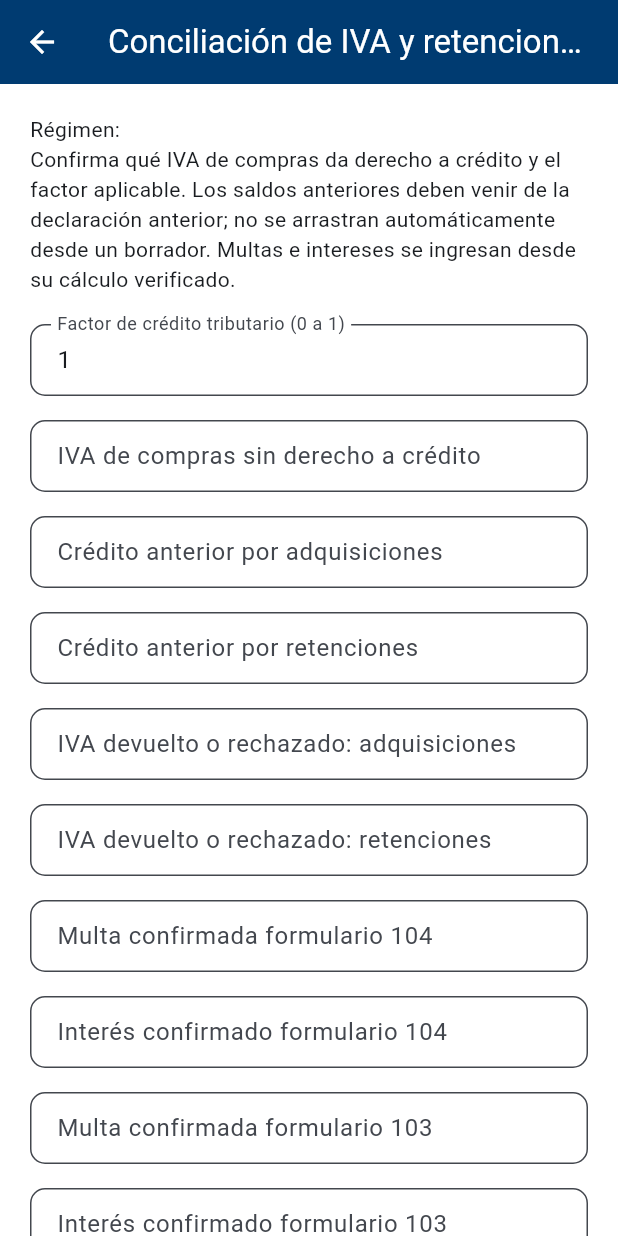
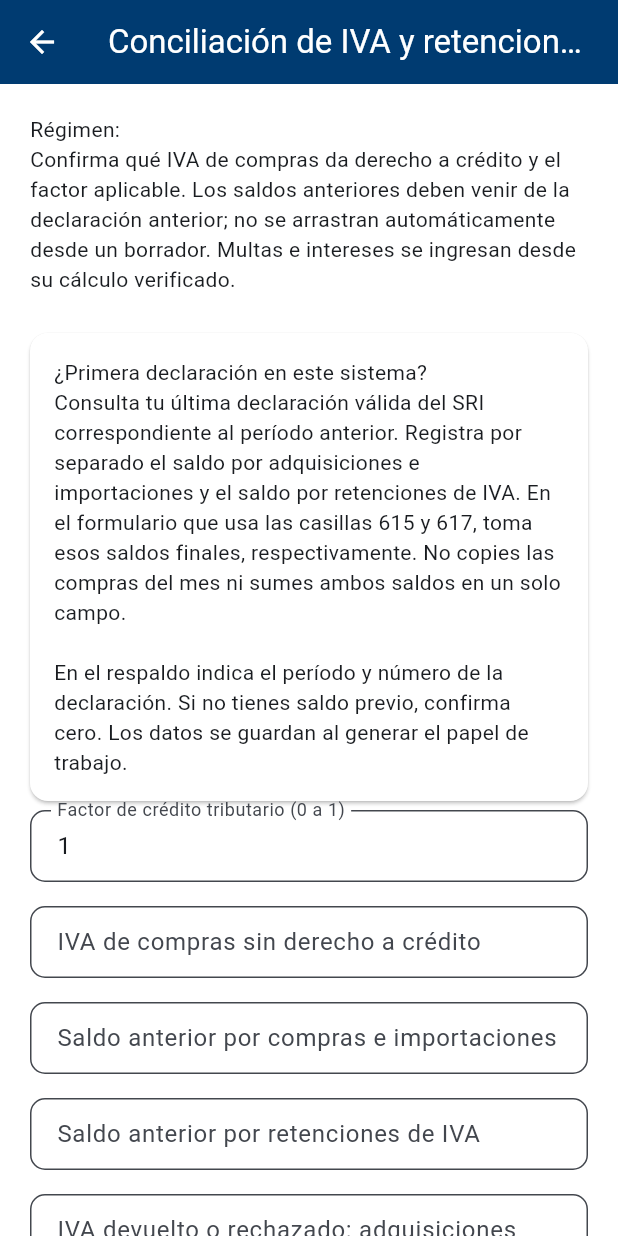
Before and after one commit to avileslucasluis-coder/DECLARACIONES, a Flutter app: the TaxAdjustmentsScreen screen opened directly with empty values, on a phone screen of 412 x 824 dp. Run offline on Flutter 3.47's test engine with Material 3 defaults, Android fonts, the light colour scheme and no system bars; our stand-ins replace file_picker, fl_chart, share_plus, shared_preferences; accounts and stored records are empty.

Commit message:
Mejora saldos iniciales y conserva conciliacion

```diff
--- a/sistema_tributario_rimpe/lib/screens/declaraciones_screen.dart
+++ b/sistema_tributario_rimpe/lib/screens/declaraciones_screen.dart
@@ -34,6 +34,22 @@ class _DeclaracionesScreenState extends State<DeclaracionesScreen> {
 
   Future<void> _conciliar() async {
     if (_seleccionada == null) return;
+    if (_ajustes == null) {
+      try {
+        final companyId = _seleccionada!.id;
+        final mes = _mes, anio = _anio, periodicidad = _periodicidad;
+        final history = await widget.declarations.historial(companyId: companyId, mes: mes, anio: anio, periodicidad: periodicidad);
+        if (!mounted || _seleccionada?.id != companyId || _mes != mes || _anio != anio || _periodicidad != periodicidad) return;
+        if (history.isNotEmpty) {
+          final saved = history.last['snapshot']?['ajustes'];
+          if (saved is Map) _ajustes = saved.map((k,v) => MapEntry(k.toString(), v.toString()));
+        }
+      } on ApiException catch (e) {
+        if (mounted) setState(() => _error = e.mensaje);
+        return;
+      }
+    }
+    if (!mounted) return;
     final result = await Navigator.push<Map<String, String>>(context, MaterialPageRoute(builder: (_) =>
       TaxAdjustmentsScreen(annual: _periodicidad == 'ANUAL', regimen: _seleccionada!.regimen, initial: _ajustes ?? {})));
     if (mounted && result != null) setState(() { _ajustes = result; _resultado = null; });
@@ -299,7 +315,7 @@ class _DeclaracionesScreenState extends State<DeclaracionesScreen> {
                         ),
                         const SizedBox(height: 16),
                         OutlinedButton.icon(onPressed: _ocupado ? null : _conciliar,
-                          icon: const Icon(Icons.edit_note), label: Text(_ajustes == null ? 'Conciliar saldos y ajustes' : 'Conciliación registrada · editar')),
+                          icon: const Icon(Icons.edit_note), label: Text(_ajustes == null ? 'Saldos iniciales y conciliación' : 'Conciliación preparada · editar')),
                         ElevatedButton.icon(
                           onPressed: _ocupado ? null : _generar,
                           icon: _generando
@@ -461,6 +477,8 @@ class _TarjetaDeclaracion extends StatelessWidget {
             _fila('IVA de compras (revisar derecho a crédito tributario)', resultado.totalIvaCompras),
             const SizedBox(height: 8),
             _fila('IVA que te retuvieron en ventas', resultado.totalIvaRetenidoEnVentas),
+            _fila('Saldo anterior por compras e importaciones', double.tryParse('${resultado.liquidacion['creditoAnteriorCompras'] ?? 0}') ?? 0),
+            _fila('Saldo anterior por retenciones de IVA', double.tryParse('${resultado.liquidacion['creditoAnteriorRetenciones'] ?? 0}') ?? 0),
             const Divider(),
             _fila('IVA propio estimado', resultado.ivaAPagar104),
             _fila('IVA retenido a proveedores', resultado.totalRetencionesIvaAplicadas),
@@ -468,6 +486,10 @@ class _TarjetaDeclaracion extends StatelessWidget {
             if (resultado.creditoTributarioSiguientePeriodo > 0)
               _fila('Crédito tributario a favor (siguiente periodo)', resultado.creditoTributarioSiguientePeriodo,
                   color: AppTheme.secondary),
+            if (resultado.liquidacion.containsKey('creditoSiguienteCompras')) ...[
+              _fila('Del saldo siguiente: compras e importaciones', double.tryParse('${resultado.liquidacion['creditoSiguienteCompras']}') ?? 0),
+              _fila('Del saldo siguiente: retenciones de IVA', double.tryParse('${resultado.liquidacion['creditoSiguienteRetenciones']}') ?? 0),
+            ],
             const SizedBox(height: 20),
             _tituloFormulario('Papel de trabajo para formulario 103 · Retenciones de renta'),
             _fila('Renta retenida a proveedores', resultado.totalRetencionesRentaAplicadas),
--- a/sistema_tributario_rimpe/lib/screens/tax_adjustments_screen.dart
+++ b/sistema_tributario_rimpe/lib/screens/tax_adjustments_screen.dart
@@ -15,8 +15,8 @@ class _TaxAdjustmentsScreenState extends State<TaxAdjustmentsScreen> {
   static const iva = {
     'factorCredito': 'Factor de crédito tributario (0 a 1)',
     'ivaSinDerechoCredito': 'IVA de compras sin derecho a crédito',
-    'creditoAnteriorCompras': 'Crédito anterior por adquisiciones',
-    'creditoAnteriorRetenciones': 'Crédito anterior por retenciones',
+    'creditoAnteriorCompras': 'Saldo anterior por compras e importaciones',
+    'creditoAnteriorRetenciones': 'Saldo anterior por retenciones de IVA',
     'ajusteCreditoCompras': 'IVA devuelto o rechazado: adquisiciones',
     'ajusteCreditoRetenciones': 'IVA devuelto o rechazado: retenciones',
     'multa104': 'Multa confirmada formulario 104',
@@ -59,6 +59,9 @@ class _TaxAdjustmentsScreenState extends State<TaxAdjustmentsScreen> {
         ? 'Registra importes conciliados del ejercicio. Los XML pueden no incluir todos los ingresos, cobros o gastos. Para RIMPE no ingreses gastos deducibles ni rebaja personal sobre sus ingresos. En sociedades de régimen general confirma la tarifa y su fundamento.'
         : 'Confirma qué IVA de compras da derecho a crédito y el factor aplicable. Los saldos anteriores deben venir de la declaración anterior; no se arrastran automáticamente desde un borrador. Multas e intereses se ingresan desde su cálculo verificado.'),
       const SizedBox(height: 20),
+      if (!widget.annual) const Card(child: Padding(padding: EdgeInsets.all(16), child: Text(
+        '¿Primera declaración en este sistema?\nConsulta tu última declaración válida del SRI correspondiente al período anterior. Registra por separado el saldo por adquisiciones e importaciones y el saldo por retenciones de IVA. En el formulario que usa las casillas 615 y 617, toma esos saldos finales, respectivamente. No copies las compras del mes ni sumes ambos saldos en un solo campo.\n\nEn el respaldo indica el período y número de la declaración. Si no tienes saldo previo, confirma cero. Los datos se guardan al generar el papel de trabajo.'
+      ))),
       ...fields.entries.map((e) {
         final text = ['justificacion', 'fundamentoTarifa'].contains(e.key);
         return Padding(padding: const EdgeInsets.only(bottom: 16), child: TextFormField(
```
Also changed, not shown: 4 other files.
